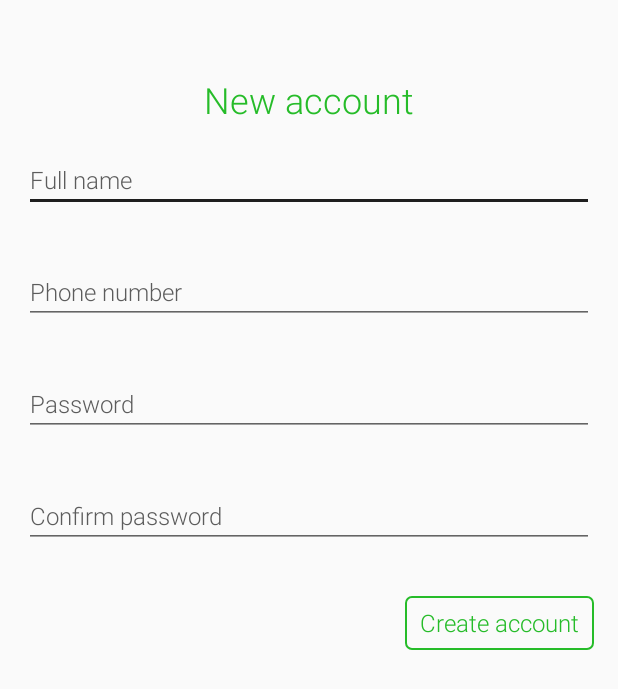
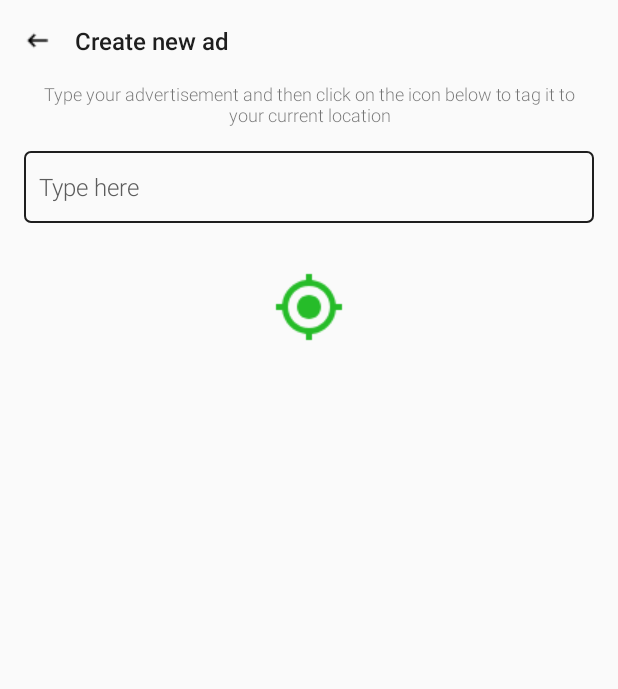
Before and after one commit to ansax/ansa_android, an Android app: the screen it shows after launch (RegisterActivity before the commit, NewAdActivity after it), on a phone screen of 412 x 824 dp. Shown: the top 689 px of the screen. Run offline under Robolectric (Android 15) with nearby library versions, the phone set to English and light mode, and no system bars.

Commit message:
Created new ad layout

```diff
--- a/app/src/main/AndroidManifest.xml
+++ b/app/src/main/AndroidManifest.xml
@@ -9,7 +9,7 @@
         android:roundIcon="@mipmap/ic_launcher_round"
         android:supportsRtl="true"
         android:theme="@style/AppTheme">
-        <activity android:name=".RegisterActivity">
+        <activity android:name=".NewAdActivity">
             <intent-filter>
                 <action android:name="android.intent.action.MAIN" />
 
--- a/app/src/main/java/com/ansa/MainActivity.java
+++ b/app/src/main/java/com/ansa/NewAdActivity.java
@@ -3,11 +3,11 @@ package com.ansa;
 import android.support.v7.app.AppCompatActivity;
 import android.os.Bundle;
 
-public class MainActivity extends AppCompatActivity {
+public class NewAdActivity extends AppCompatActivity {
 
     @Override
     protected void onCreate(Bundle savedInstanceState) {
         super.onCreate(savedInstanceState);
-        setContentView(R.layout.activity_main);
+        setContentView(R.layout.activity_new_ad);
     }
 }
--- /dev/null
+++ b/app/src/main/res/drawable/edit_text_bg.xml
@@ -0,0 +1,7 @@
+<?xml version="1.0" encoding="utf-8"?>
+<shape xmlns:android="http://schemas.android.com/apk/res/android"
+    android:shape="rectangle">
+    <solid android:color="@android:color/transparent"/>
+    <stroke android:width="1dp" android:color="@color/colorAccent"/>
+    <corners android:radius="4dp"/>
+</shape>
--- /dev/null
+++ b/app/src/main/res/layout/activity_new_ad.xml
@@ -0,0 +1,67 @@
+<?xml version="1.0" encoding="utf-8"?>
+<LinearLayout
+    xmlns:android="http://schemas.android.com/apk/res/android"
+    android:layout_width="match_parent"
+    android:layout_height="match_parent"
+    android:orientation="vertical">
+
+    <RelativeLayout
+        android:layout_width="match_parent"
+        android:layout_height="wrap_content"
+        android:layout_margin="@dimen/dimen_16">
+
+        <ImageView
+            android:id="@+id/back_arrow_image_view"
+            android:layout_width="wrap_content"
+            android:layout_height="wrap_content"
+            android:layout_centerVertical="true"
+            android:layout_alignParentLeft="true"
+            android:src="@drawable/black_back"
+            />
+
+        <TextView
+            android:layout_width="wrap_content"
+            android:layout_height="wrap_content"
+            android:text="@string/create_new_ad"
+            android:textColor="@color/colorAccent"
+            android:textSize="@dimen/txt_16"
+            android:layout_marginLeft="16dp"
+            android:layout_toRightOf="@id/back_arrow_image_view"/>
+    </RelativeLayout>
+
+    <TextView
+        android:layout_width="match_parent"
+        android:layout_height="wrap_content"
+        android:layout_marginLeft="@dimen/dimen_16"
+        android:layout_marginRight="@dimen/dimen_16"
+        android:textSize="12sp"
+        android:textAlignment="center"
+        android:text="Type your advertisement and then click on the icon below to tag it to your current location"/>
+
+
+    <EditText
+        android:id="@+id/new_ad_edit_text"
+        android:layout_width="match_parent"
+        android:layout_height="48dp"
+        android:layout_margin="@dimen/dimen_16"
+        android:padding="@dimen/dimen_10"
+        android:hint="Type here"
+        android:inputType="textCapSentences|textMultiLine"
+        android:textColorHint="@color/colorGray"
+        android:background="@drawable/edit_text_bg"
+        android:textSize="@dimen/dimen_16"
+        android:focusable="true"
+        android:clickable="true"
+        />
+
+    <ImageView
+        android:id="@+id/pin_image_view"
+        android:layout_width="wrap_content"
+        android:layout_height="wrap_content"
+        android:layout_gravity="center_horizontal"
+        android:layout_margin="@dimen/dimen_16"
+        android:src="@drawable/pin_ad_24"
+        android:tint="@color/colorGreen"
+        />
+
+</LinearLayout>
--- a/app/src/main/res/values/strings.xml
+++ b/app/src/main/res/values/strings.xml
@@ -1,8 +1,11 @@
 <resources>
     <string name="app_name">Ansa</string>
+    <string name="ansa"><b>Ansa</b></string>
     <string name="phone">Phone number</string>
     <string name="password">Password</string>
     <string name="login">Log in</string>
     <string name="create_new_account"><u>Create new account</u></string>
     <string name="create_account">Create account</string>
+    <string name="join_ansa"><b>Join Ansa</b></string>
+    <string name="create_new_ad"><b>Create new ad</b></string>
 </resources>
```
Also changed, not shown: app/src/main/java/com/ansa/SearchActivity.java (+10 -1 lines), app/src/main/res/drawable/round_edit_text.xml (added, +7 -0 lines), app/src/main/res/layout/activity_home.xml (added, +24 -0 lines), app/src/main/res/layout/activity_login.xml (+12 -9 lines), app/src/main/res/layout/activity_register.xml (+23 -9 lines), app/src/main/res/layout/activity_search.xml (added, +55 -0 lines), app/src/main/res/drawable/black_back.png (added), app/src/main/res/drawable/black_cancel.png (added), app/src/main/res/drawable/pin_ad.png (added), app/src/main/res/drawable/pin_ad_24.png (added).
